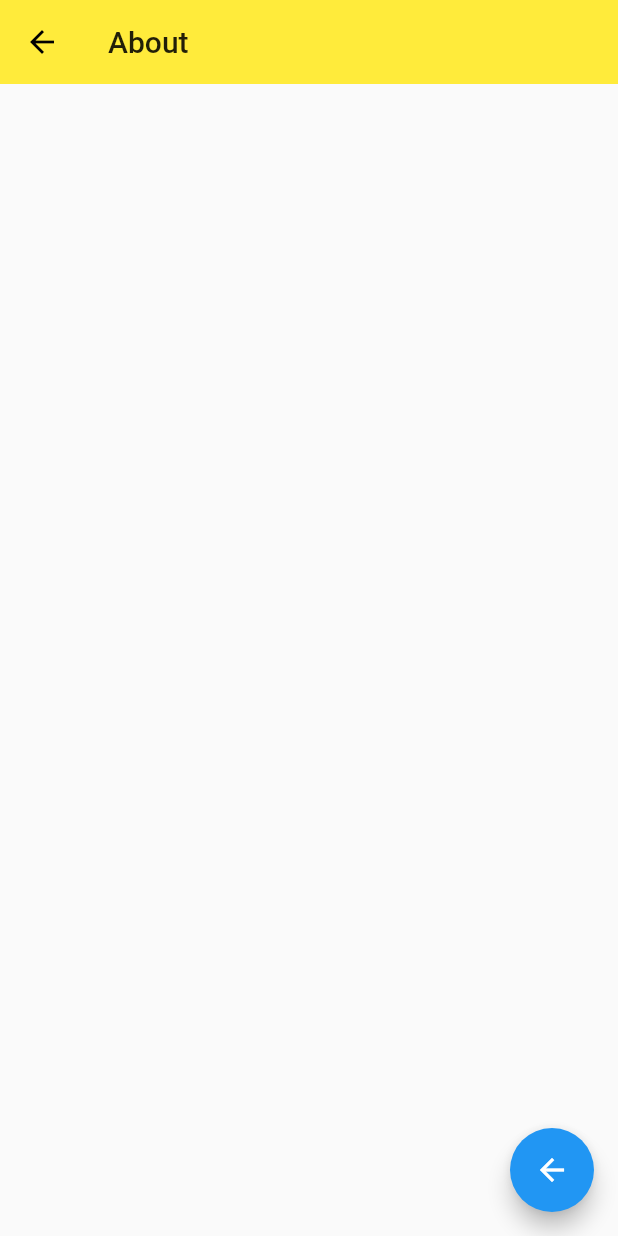
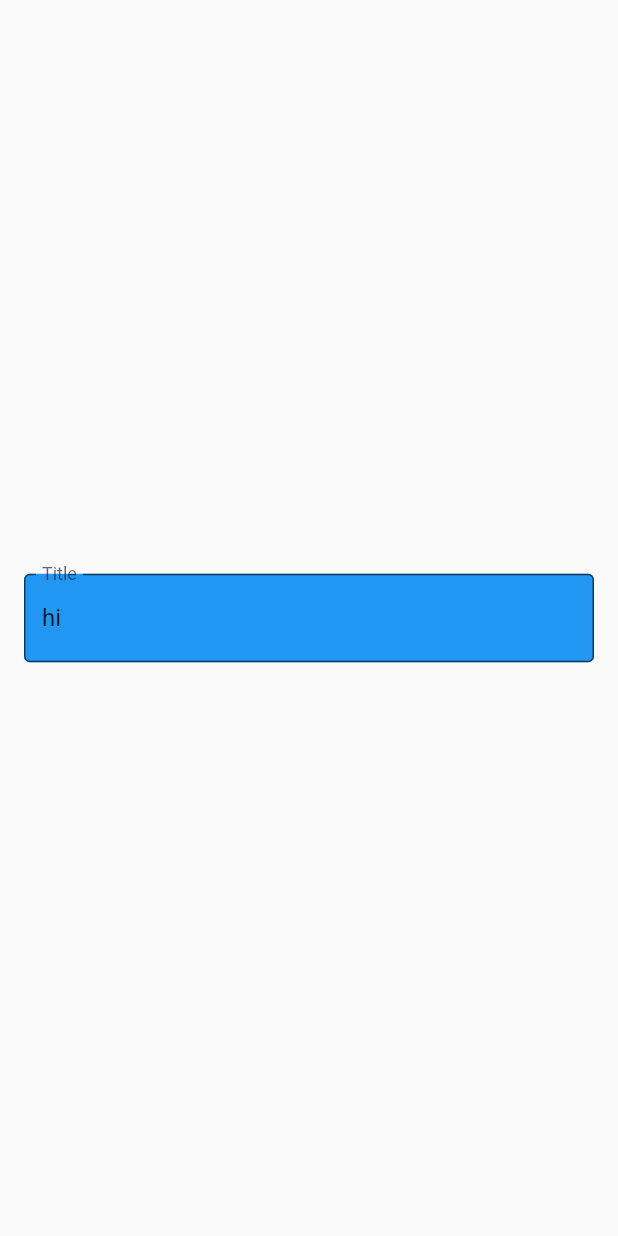
Before and after one commit to automation2015/flutterstudy3, a Flutter app: the screen it shows after launch, on a phone screen of 412 x 824 dp. Run offline on Flutter 3.47's test engine with Material 2 defaults, Android fonts, the phone set to English and light mode, and no system bars.

Commit message:
forms create

```diff
--- /dev/null
+++ b/lib/demo/form_demo.dart
@@ -0,0 +1,75 @@
+import 'package:flutter/material.dart';
+/*
+1、重新定义主题颜色和样式
+*/
+class FormDemo extends StatelessWidget {
+  @override
+  Widget build(BuildContext context) {
+    return Scaffold(
+     body: Theme(
+      //child: ThemeDemo(),
+      child: Container(padding: EdgeInsets.all(16.0),
+      child: Column(mainAxisAlignment: MainAxisAlignment.center,
+      children: <Widget>[
+        TextFieldDemo()
+      ],),),
+      //data: ThemeData(primaryColor: Colors.black),//该方式完全替代之前的主题
+      data:Theme.of(context).copyWith(//该方式仅修改部分样式
+        primaryColor:Colors.green,
+      )
+    ));
+  }
+}
+
+
+class TextFieldDemo extends StatefulWidget {
+
+
+  @override
+  _TextFieldDemoState createState() => _TextFieldDemoState();
+}
+
+class _TextFieldDemoState extends State<TextFieldDemo> {
+   final textEditingController=TextEditingController();
+  @override
+  void dispose() {
+    textEditingController.dispose();
+    super.dispose();
+
+  }
+  @override
+  void initState() {
+    super.initState();
+    textEditingController.text='hi';
+  }
+  @override
+  Widget build(BuildContext context) {
+    return
+         TextField(
+           controller: textEditingController,
+           onChanged: (value){
+             debugPrint('input:$value');
+           },
+           onSubmitted: (value){
+             debugPrint('submitter:$value');
+           },
+           decoration: InputDecoration(
+             filled: true,
+            fillColor: Colors.blue,
+            // border: InputBorder.none,
+            border: OutlineInputBorder(),
+             labelText: 'Title',
+             hintText: 'Enter post title.'),
+         );
+  }
+}
+class ThemeDemo extends StatelessWidget {
+  @override
+  Widget build(BuildContext context) {
+    return Container(
+      //color: Theme.of(context).primaryColor,
+      color:Theme.of(context).accentColor,
+      child: Container(),
+    );
+  }
+}
--- a/lib/main.dart
+++ b/lib/main.dart
@@ -9,6 +9,7 @@ import 'demo/layout_demo.dart';
 import 'demo/view_demo.dart';
 import 'demo/sliver_demo.dart';
 import 'demo/navigator_demo.dart';
+import 'demo/form_demo.dart';
 /*1、TabBar：需要TabController+TabBar+TabBarView
   2、设置TabBar的样式
   3、设置TabBar选中时的状态：高亮颜色和水波纹
@@ -19,10 +20,11 @@ class App extends StatelessWidget{
   @override
   Widget build(BuildContext context) {
     return MaterialApp(
-      initialRoute: '/about',
+      initialRoute: '/form',
       routes: {
         '/':(context)=>Home(),
-        '/about':(context)=>Page(title:'About')
+        '/about':(context)=>Page(title:'About'),
+        '/form':(context)=>FormDemo(),
       },
       //设置右上角debug标识
       debugShowCheckedModeBanner: false,
```
